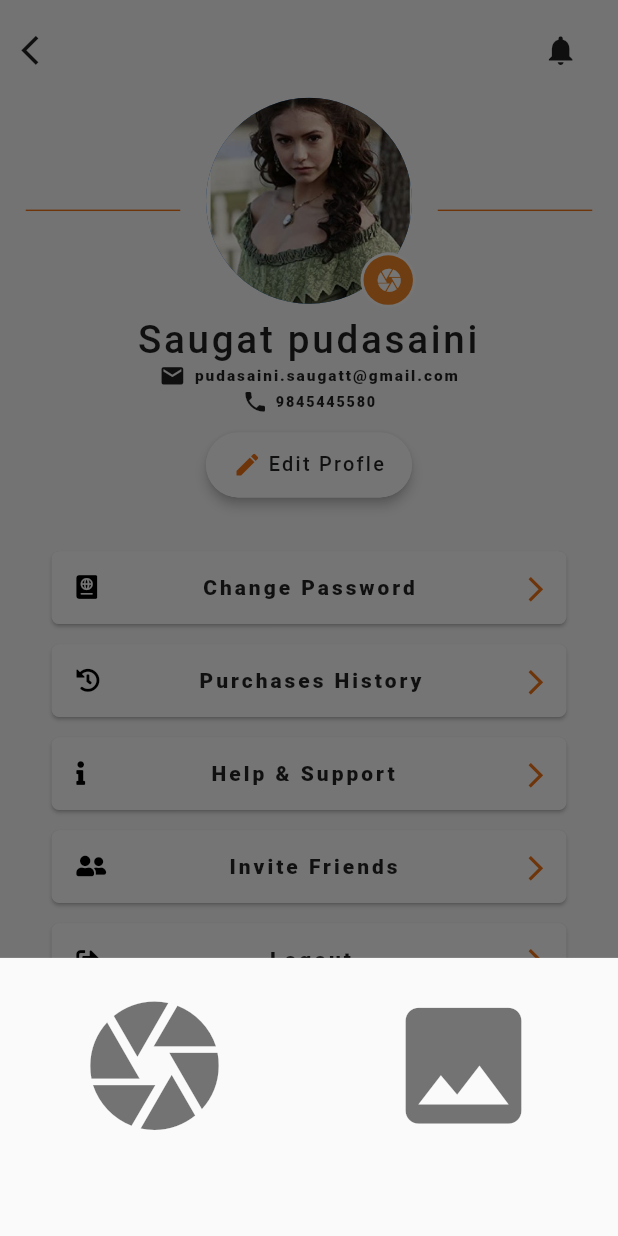
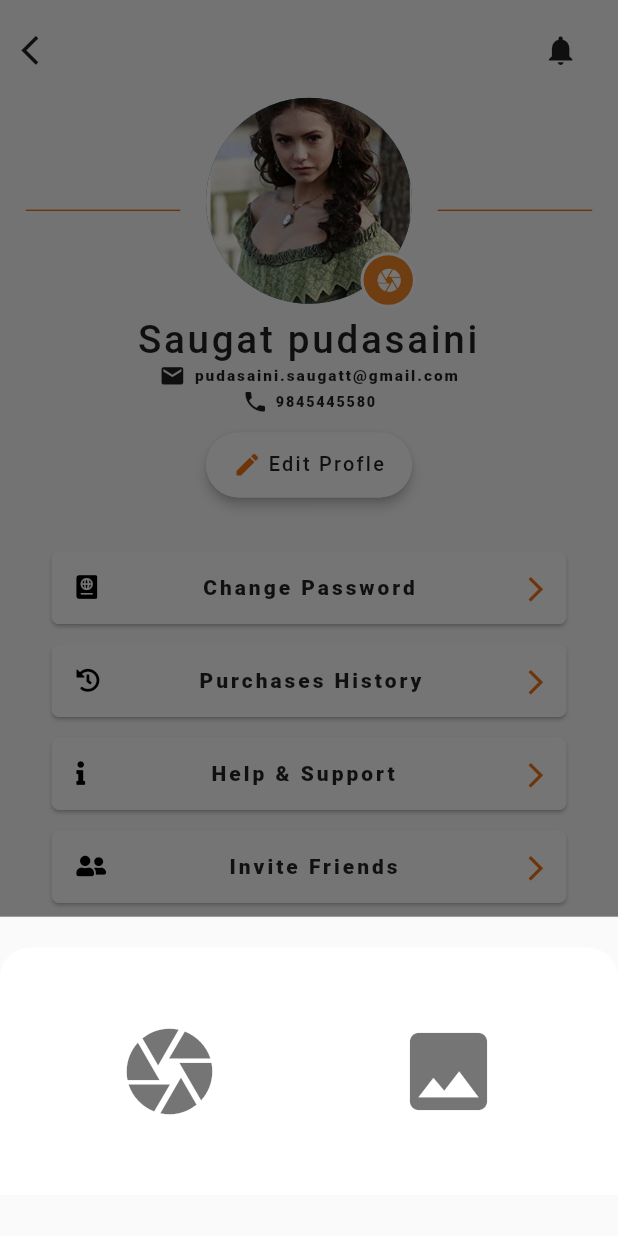
Before and after one commit to Gameofcode1/flutterproject, a Flutter app: the MyProfile screen opened by its route, after a tap on the "camera" icon, on a phone screen of 412 x 824 dp. Run offline on Flutter 3.47's test engine with Material 2 defaults, Android fonts, the phone set to English and light mode, and no system bars; our stand-ins replace carousel_slider, flutter_form_builder, font_awesome_flutter, image_picker; Roboto replaces fonts that are missing (Roboro).

Commit message:
Profile page spacing managed part 4

```diff
--- a/lib/profile/profile.dart
+++ b/lib/profile/profile.dart
@@ -1,11 +1,10 @@
 import 'package:flutter/material.dart';
 import 'package:myprofile/editpage/edit.dart';
-
+import 'dart:io';
+import 'package:image_picker/image_picker.dart';
 import './methods/allcard.dart';
 import 'constants.dart';
 import 'package:myprofile/notification/notification.dart';
-import './widgets/imageupload.dart';
-import 'dart:io';
 
 class MyProfile extends StatefulWidget {
   static const String id = 'MyProfile';
@@ -13,7 +12,7 @@ class MyProfile extends StatefulWidget {
   final String semail;
   final String snumber;
   final File simage;
-  MyProfile({this.sname, this.semail, this.snumber,this.simage});
+  MyProfile({this.sname, this.semail, this.snumber, this.simage});
 
   @override
   _MyProfileState createState() => _MyProfileState();
@@ -51,6 +50,22 @@ class _MyProfileState extends State<MyProfile> {
     }
   }
 
+  File _image;
+
+  Future getImagefromcamera() async {
+    var image = await ImagePicker().getImage(source:ImageSource.camera );
+    setState(() {
+      _image = File(image.path);
+    });
+  }
+
+  Future getImagefromGallery() async {
+    var image = await ImagePicker().getImage(source: ImageSource.gallery);
+    setState(() {
+      _image =File(image.path);
+    });
+  }
+
   @override
   void initState() {
     super.initState();
@@ -62,6 +77,7 @@ class _MyProfileState extends State<MyProfile> {
   @override
   Widget build(BuildContext context) {
     final data = MediaQuery.of(context);
+    var height = MediaQuery.of(context).size.height;
 
     return Scaffold(
       body: SafeArea(
@@ -108,13 +124,16 @@ class _MyProfileState extends State<MyProfile> {
                       Stack(overflow: Overflow.visible, children: [
                         CircleAvatar(
                             radius: data.size.height / 12,
-                          backgroundImage:widget.simage==null?AssetImage("images/katherine.jpg"):Image.file(widget.simage)),
+                            backgroundImage: _image == null
+                                ? AssetImage(
+                                    "images/katherine.jpg",
+                                  )
+                                : FileImage(_image)),
                         Positioned(
                           top: data.size.height / 8,
                           left: data.size.height / 8,
                           child: Container(
                             decoration: BoxDecoration(
-
                                 color: Colors.white,
                                 borderRadius: BorderRadius.circular(30)),
                             padding: EdgeInsets.all(2),
@@ -126,14 +145,53 @@ class _MyProfileState extends State<MyProfile> {
                                   showModalBottomSheet(
                                       context: context,
                                       builder: (context) => Container(
-                            margin: EdgeInsets.only(top: data.size.height / 40),
-                            height: MediaQuery.of(context).size.height / 5,
-                            child:ImageUpload() ,
+                                          padding: EdgeInsets.all(20.0),
+                                          decoration: BoxDecoration(
+                                            color: Colors.white,
+                                            borderRadius: BorderRadius.only(
+                                              topLeft: Radius.circular(20.0),
+                                              topRight: Radius.circular(20.0),
                                             ),
-                        );
-
+                                          ),
+                                          margin: EdgeInsets.only(
+                                              top: data.size.height / 40,
+                                              bottom: data.size.height / 30),
+                                          height: MediaQuery.of(context)
+                                                  .size
+                                                  .height /
+                                              5,
+                                          child: Center(
+                                            child: Row(
+                                              mainAxisAlignment:
+                                                  MainAxisAlignment
+                                                      .spaceBetween,
+                                              crossAxisAlignment:
+                                                  CrossAxisAlignment.start,
+                                              children: [
+                                                Expanded(
+                                                  child: GestureDetector(
+                                                      child: Icon(
+                                                        Icons.camera,
+                                                        size: height / 12,
+                                                        color: Colors.black54,
+                                                      ),
+                                                      onTap:
+                                                          getImagefromcamera),
+                                                ),
+                                                Expanded(
+                                                  child: GestureDetector(
+                                                      child: Icon(
+                                                        Icons.image,
+                                                        size: height / 12,
+                                                        color: Colors.black54,
+                                                      ),
+                                                      onTap:
+                                                          getImagefromGallery),
+                                                ),
+                                              ],
+                                            ),
+                                          )));
                                 },
-
                                 icon: Icon(Icons.camera),
                                 color: Colors.white,
                                 iconSize: data.size.height / 45,
--- a/lib/profile/widgets/imageupload.dart
+++ /dev/null
@@ -1,67 +0,0 @@
-import 'package:flutter/material.dart';
-import 'dart:io';
-import 'package:image_picker/image_picker.dart';
-import 'package:myprofile/profile/profile.dart';
-
-class ImageUpload extends StatefulWidget {
-  @override
-  _ImageUploadState createState() => _ImageUploadState();
-}
-
-class _ImageUploadState extends State<ImageUpload> {
-  File _image;
-  Future getImagefromcamera() async {
-    var image = await ImagePicker.pickImage(source: ImageSource.camera);
-    setState(() {
-      _image = image;
-      MyProfile(simage: _image);
-
-    });
-  }
-
-  Future getImagefromGallery() async {
-    var image = await ImagePicker.pickImage(source: ImageSource.gallery);
-    setState(() {
-      _image = image;
-       MyProfile(simage: _image);
-    });
-  }
-
-  @override
-  Widget build(BuildContext context) {
-    var height = MediaQuery.of(context).size.height;
-    var width = MediaQuery.of(context).size.width;
-    return SafeArea(
-      child: Container(
-          child: Center(
-        child: Container(
-          margin: EdgeInsets.only(bottom: height /10),
-          child: Row(
-            mainAxisAlignment: MainAxisAlignment.spaceBetween,
-            crossAxisAlignment: CrossAxisAlignment.start,
-            children: [
-              Expanded(
-                child: GestureDetector(
-                    child: Icon(
-                      Icons.camera,
-                      size: height / 8,
-                      color: Colors.black54,
-                    ),
-                    onTap: getImagefromcamera),
-              ),
-              Expanded(
-                child: GestureDetector(
-                    child: Icon(
-                      Icons.image,
-                      size: height / 8,
-                      color: Colors.black54,
-                    ),
-                    onTap: getImagefromGallery),
-              ),
-            ],
-          ),
-        ),
-      )),
-    );
-  }
-}
```
Also changed, not shown: lib/productadd/productadd.dart (+10 -10 lines). Lines whose indentation alone changed are shown as unchanged.
